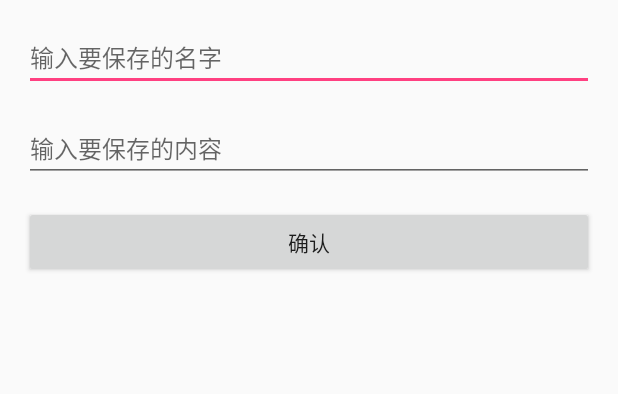
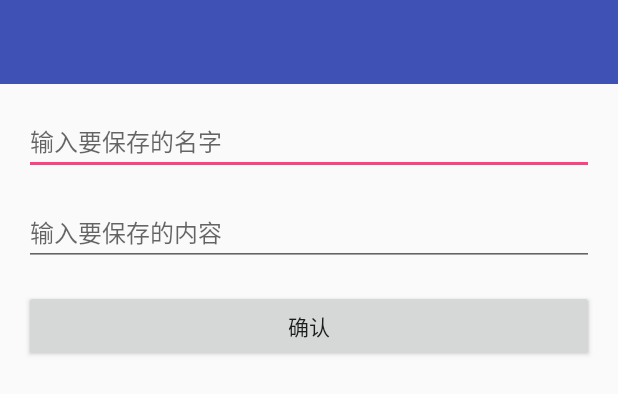
Before and after one commit to zqhcxy/zqhjiangjunling, an Android app: the layout activity_add_key_value.xml on its own in the app's theme, with its tools: preview values and no code run, on a phone screen of 412 x 824 dp. Shown: the top 394 px of the screen. Run offline under Robolectric (Android 15) with nearby library versions, the phone set to English and light mode, and no system bars.

Commit message:
添加toolabr、基类activity、一些资源及string

```diff
--- a/app/src/main/java/com/jiangjunling/zqh/zqhjiangjunling/AddKeyValueActivity.java
+++ b/app/src/main/java/com/jiangjunling/zqh/zqhjiangjunling/AddKeyValueActivity.java
@@ -13,7 +13,7 @@ import com.jiangjunling.zqh.zqhjiangjunling.util.Utils;
 /**
  * 保存key，如果key之前存在，就会被覆盖
  */
-public class AddKeyValueActivity extends AppCompatActivity {
+public class AddKeyValueActivity extends GeneralBaseAppCompatActivity {
 
     private EditText mNameEditText;
     private EditText mValueEditText;
@@ -23,7 +23,7 @@ public class AddKeyValueActivity extends AppCompatActivity {
     protected void onCreate(Bundle savedInstanceState) {
         super.onCreate(savedInstanceState);
         setContentView(R.layout.activity_add_key_value);
-
+        initSuperToolabr();
         initView();
     }
 
--- a/app/src/main/java/com/jiangjunling/zqh/zqhjiangjunling/MainActivity.java
+++ b/app/src/main/java/com/jiangjunling/zqh/zqhjiangjunling/MainActivity.java
@@ -13,7 +13,7 @@ import android.widget.Toast;
 
 import com.jiangjunling.zqh.zqhjiangjunling.util.Utils;
 
-public class MainActivity extends AppCompatActivity implements View.OnClickListener {
+public class MainActivity extends GeneralBaseAppCompatActivity implements View.OnClickListener {
 
     public static final int DEFART_TYPR=0;
     public static final int ADDKEY_TYPR=1;
--- a/app/src/main/java/com/jiangjunling/zqh/zqhjiangjunling/ShowKeyActivity.java
+++ b/app/src/main/java/com/jiangjunling/zqh/zqhjiangjunling/ShowKeyActivity.java
@@ -1,7 +1,6 @@
 package com.jiangjunling.zqh.zqhjiangjunling;
 
 import android.content.Intent;
-import android.support.v7.app.AppCompatActivity;
 import android.os.Bundle;
 import android.text.Editable;
 import android.text.TextUtils;
@@ -13,7 +12,7 @@ import android.widget.TextView;
 
 import com.jiangjunling.zqh.zqhjiangjunling.util.Utils;
 
-public class ShowKeyActivity extends AppCompatActivity implements View.OnClickListener {
+public class ShowKeyActivity extends GeneralBaseAppCompatActivity implements View.OnClickListener {
 
     private TextView showKey_tv;
     private EditText showKey_find_key;
@@ -24,7 +23,7 @@ public class ShowKeyActivity extends AppCompatActivity implements View.OnClickLi
     protected void onCreate(Bundle savedInstanceState) {
         super.onCreate(savedInstanceState);
         setContentView(R.layout.activity_show_key);
-
+        initSuperToolabr();
         initView();
     }
 
--- a/app/src/main/res/layout/activity_add_key_value.xml
+++ b/app/src/main/res/layout/activity_add_key_value.xml
@@ -3,37 +3,32 @@
     xmlns:android="http://schemas.android.com/apk/res/android"
     xmlns:tools="http://schemas.android.com/tools"
     android:layout_width="match_parent"
-    android:layout_height="match_parent"
-    android:paddingBottom="@dimen/activity_vertical_margin"
-    android:paddingLeft="@dimen/activity_horizontal_margin"
-    android:paddingRight="@dimen/activity_horizontal_margin"
-    android:paddingTop="@dimen/activity_vertical_margin"
-    tools:context="com.jiangjunling.zqh.zqhjiangjunling.AddKeyValueActivity">
+    android:layout_height="match_parent">
+
+    <include layout="@layout/base_toolbar_ly"/>
 
     <EditText
         android:id="@+id/addkey_keyname_ed"
         style="@style/editTextTheme"
-        android:layout_width="match_parent"
-        android:layout_height="wrap_content"
+        android:layout_below="@+id/collapContainter"
         android:hint="@string/addkey_name_hint"
-        android:maxLines="1"/>
+        />
 
     <EditText
         android:id="@+id/addkey_keyvalue_ed"
         style="@style/editTextTheme"
-        android:layout_width="match_parent"
-        android:layout_height="wrap_content"
         android:layout_below="@+id/addkey_keyname_ed"
-        android:layout_marginTop="@dimen/activity_vertical_margin"
         android:hint="@string/addkey_value_hint"
         android:inputType="textVisiblePassword"
-        android:maxLines="1"/>
+        />
 
     <Button
         android:id="@+id/addkey_confirm_btn"
         android:layout_width="match_parent"
         android:layout_height="wrap_content"
         android:layout_below="@+id/addkey_keyvalue_ed"
+        android:layout_marginLeft="@dimen/activity_horizontal_margin"
+        android:layout_marginRight="@dimen/activity_horizontal_margin"
         android:layout_marginTop="@dimen/activity_vertical_margin"
         android:text="@string/addkey_confirm_text"/>
 </RelativeLayout>
--- /dev/null
+++ b/app/src/main/res/layout/base_toolbar_ly.xml
@@ -0,0 +1,18 @@
+<?xml version="1.0" encoding="utf-8"?>
+<FrameLayout xmlns:android="http://schemas.android.com/apk/res/android"
+              android:id="@+id/collapContainter"
+              android:layout_width="match_parent"
+              android:layout_height="wrap_content"
+              android:orientation="vertical">
+
+    <android.support.v7.widget.Toolbar
+        android:id="@+id/toolbar"
+        android:layout_width="match_parent"
+        android:layout_height="wrap_content"
+        android:background="@color/colorPrimary"
+        android:titleMarginStart="16dp">
+
+    </android.support.v7.widget.Toolbar>
+
+
+</FrameLayout>
--- a/app/src/main/res/values/colors.xml
+++ b/app/src/main/res/values/colors.xml
@@ -3,4 +3,10 @@
     <color name="colorPrimary">#3F51B5</color>
     <color name="colorPrimaryDark">#303F9F</color>
     <color name="colorAccent">#FF4081</color>
+
+    <color name="white">#FFFFFF</color>
+    <color name="black">#000000</color>
+    <color name="darkgray">#8d8d8d</color>
+
+    <color name="appbackground">#f2f2f2</color>
 </resources>
--- a/app/src/main/res/values/styles.xml
+++ b/app/src/main/res/values/styles.xml
@@ -1,7 +1,7 @@
 <resources>
 
     <!-- Base application theme. -->
-    <style name="AppTheme" parent="Theme.AppCompat.Light.DarkActionBar">
+    <style name="AppTheme" parent="Theme.AppCompat.Light.NoActionBar">
         <!-- Customize your theme here. -->
         <item name="colorPrimary">@color/colorPrimary</item>
         <item name="colorPrimaryDark">@color/colorPrimaryDark</item>
@@ -10,6 +10,12 @@
 
     <style name="editTextTheme">
         <item name="android:textSize">16sp</item>
+        <item name="android:layout_width">match_parent</item>
+        <item name="android:layout_height">wrap_content</item>
+        <item name="android:maxLines">1</item>
+        <item name="android:layout_marginLeft">@dimen/activity_horizontal_margin</item>
+        <item name="android:layout_marginRight">@dimen/activity_horizontal_margin</item>
+        <item name="android:layout_marginTop">@dimen/activity_vertical_margin</item>
     </style>
 
 </resources>
```
Also changed, not shown: app/src/main/java/com/jiangjunling/zqh/zqhjiangjunling/AppToolUtil.java (added, +42 -0 lines), app/src/main/java/com/jiangjunling/zqh/zqhjiangjunling/GeneralBaseAppCompatActivity.java (added, +64 -0 lines), app/src/main/java/com/jiangjunling/zqh/zqhjiangjunling/mode/ViewSetingInterface.java (added, +12 -0 lines), app/src/main/res/layout/activity_show_key.xml (+7 -4 lines), app/src/main/res/drawable-xxhdpi/nav_return.png (added).
